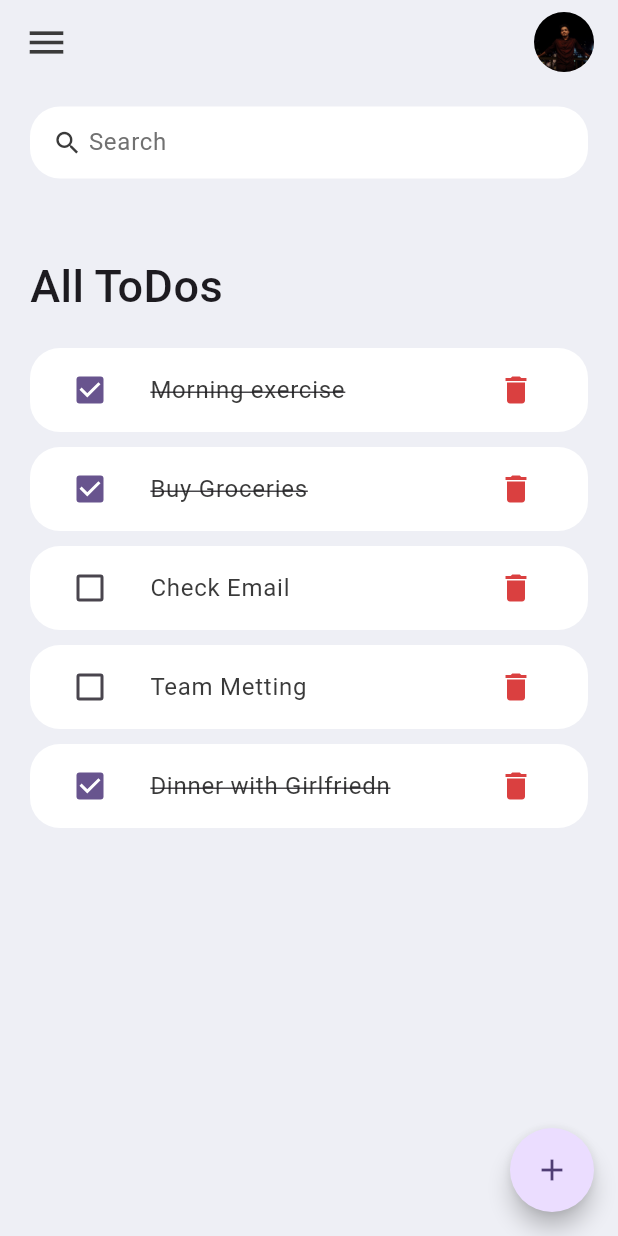
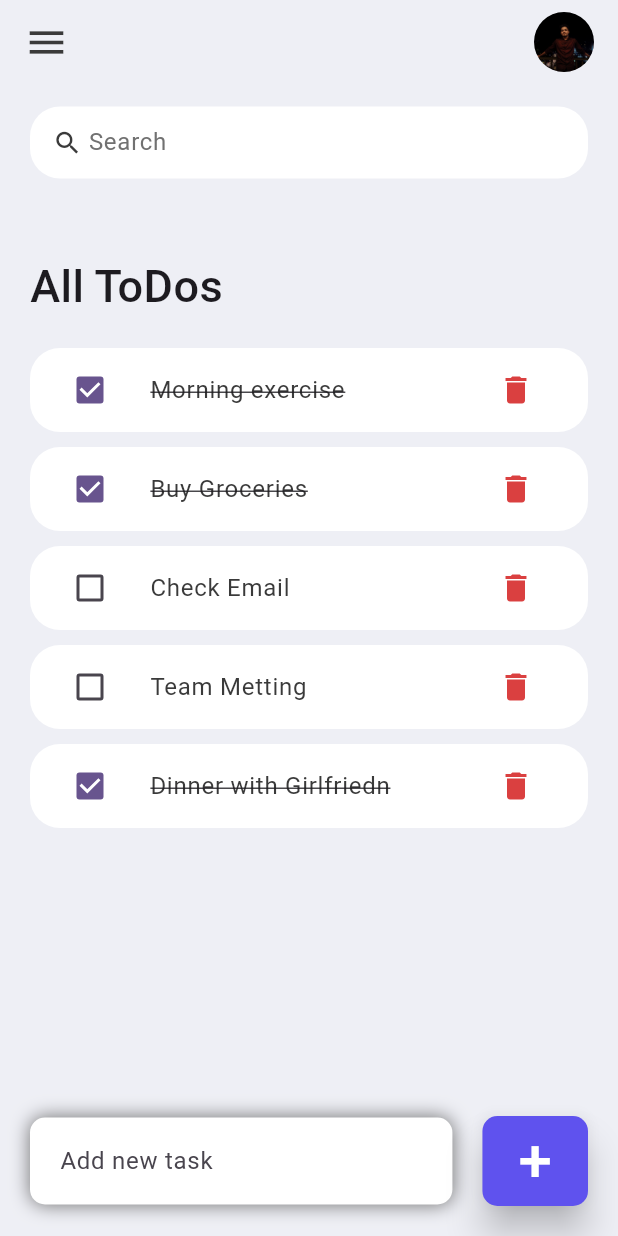
Before and after one commit to bikram-chandra-debnath/Daily-Task, a Flutter app: the screen it shows after launch, on a phone screen of 412 x 824 dp. Run offline on Flutter 3.47's test engine with Material 3 defaults, Android fonts, the phone set to English and light mode, and no system bars.

Commit message:
Complet ui

```diff
--- a/lib/Screens/home_screen.dart
+++ b/lib/Screens/home_screen.dart
@@ -1,5 +1,6 @@
 import 'package:daily_task/constants/color.dart';
 import 'package:daily_task/constants/images.dart';
+import 'package:daily_task/constants/text.dart';
 import 'package:daily_task/model/todo_model.dart';
 import 'package:daily_task/widgets/headin_title.dart';
 import 'package:daily_task/widgets/search_box.dart';
@@ -7,9 +8,7 @@ import 'package:daily_task/widgets/todo_items.dart';
 import 'package:flutter/material.dart';
 
 class HomeScreen extends StatelessWidget {
-  HomeScreen({super.key});
-
-  final todolist = TodoModel.todoList();
+  const HomeScreen({super.key});
 
   @override
   Widget build(BuildContext context) {
@@ -17,35 +16,88 @@ class HomeScreen extends StatelessWidget {
       backgroundColor: AppColors.background,
       appBar: customAppbar(),
 
-      body: Container(
+      body: Stack(
+        children: [
+          Container(
             padding: EdgeInsets.symmetric(horizontal: 20, vertical: 15),
 
             child: Column(
               children: [
                 // searchbar
                 SearchBox(),
+                // Task list and title
+                TodoListWithTitle(),
+              ],
+            ),
+          ),
 
-            Expanded(
+          Align(
+            alignment: Alignment.bottomCenter,
+            child: Row(
+              children: [
+                Expanded(child: Container(
+                  padding: EdgeInsets.symmetric(horizontal: 20,vertical: 5),
+                  margin: EdgeInsets.only(bottom: 20,right: 20,left: 20),
+                  decoration: BoxDecoration(
+                    color: AppColors.white,
+                    borderRadius: BorderRadius.circular(10),
+                    boxShadow: const[
+                      BoxShadow(
+                        color: AppColors.grey,
+                        offset: Offset(0.0, 0.0),
+                        blurRadius: 10.0,
+                        spreadRadius: 0.0,
+                      )
+                    ],
+
+
+                  ),
+                  child: TextFormField(
+                    decoration: InputDecoration(
+                      hintText: AppTexts.addNewTask,
+                      border: InputBorder.none,
+
+                    ),
+                  ),
+                )),
+
+                Container(
+
+                  margin: EdgeInsets.only(bottom: 20,right: 20),
+                  child: ElevatedButton(onPressed: (){}, child: Text("+",style: TextStyle(fontSize: 40),),style: ElevatedButton.styleFrom(
+                    backgroundColor: AppColors.blue,
+                    foregroundColor: AppColors.white,
+                    shape: RoundedRectangleBorder(borderRadius: BorderRadius.circular(10)),
+                    minimumSize: Size(60, 60),
+                    elevation: 10,
+
+                  ),))
+              ],
+
+            ),
+          ),
+        ],
+      ),
+    );
+  }
+}
+
+class TodoListWithTitle extends StatelessWidget {
+  TodoListWithTitle({super.key});
+
+  final todolist = TodoModel.todoList();
+
+  @override
+  Widget build(BuildContext context) {
+    return Expanded(
       child: ListView(
         children: [
           // Heading title
           HeadingTitle(),
 
           // To Do Lists
-                  for (TodoModel todoModel in todolist)
-                    TodoItems(todo: todoModel),
+          for (TodoModel todoModel in todolist) TodoItems(todo: todoModel),
         ],
-              ),
-            ),
-          ],
-        ),
-      ),
-
-      // Add new to do
-      floatingActionButton: FloatingActionButton(
-        onPressed: () {},
-        shape: CircleBorder(),
-        child: Icon(Icons.add),
       ),
     );
   }
--- a/lib/constants/text.dart
+++ b/lib/constants/text.dart
@@ -4,4 +4,5 @@ class AppTexts{
   static const String appName = "Daily Task";
   static const String search = "Search";
   static const String allToDo = "All ToDos";
+  static const String addNewTask = "Add new task";
 }
```
Lines whose indentation alone changed are shown as unchanged.
